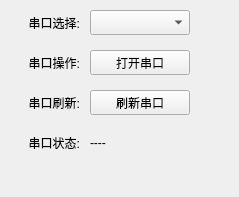
This is IDC_TestSystem/serialport/serialportwid.ui in ChinaClever/IDC_TestSystem as Qt 5 draws it before an edit. The edited form follows.
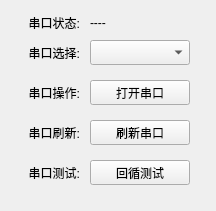
This is the edited form.

Commit message: 串口优化

```diff
--- a/IDC_TestSystem/serialport/serialportwid.ui
+++ b/IDC_TestSystem/serialport/serialportwid.ui
@@ -6,8 +6,8 @@
    <rect>
     <x>0</x>
     <y>0</y>
-    <width>239</width>
-    <height>197</height>
+    <width>216</width>
+    <height>211</height>
    </rect>
   </property>
   <property name="windowTitle">
@@ -17,7 +17,7 @@
    <property name="geometry">
     <rect>
      <x>90</x>
-     <y>130</y>
+     <y>10</y>
      <width>100</width>
      <height>25</height>
     </rect>
@@ -30,7 +30,7 @@
    <property name="geometry">
     <rect>
      <x>90</x>
-     <y>90</y>
+     <y>120</y>
      <width>100</width>
      <height>25</height>
     </rect>
@@ -43,7 +43,7 @@
    <property name="geometry">
     <rect>
      <x>0</x>
-     <y>90</y>
+     <y>120</y>
      <width>80</width>
      <height>25</height>
     </rect>
@@ -59,7 +59,7 @@
    <property name="geometry">
     <rect>
      <x>0</x>
-     <y>50</y>
+     <y>80</y>
      <width>80</width>
      <height>25</height>
     </rect>
@@ -75,7 +75,7 @@
    <property name="geometry">
     <rect>
      <x>0</x>
-     <y>130</y>
+     <y>10</y>
      <width>80</width>
      <height>25</height>
     </rect>
@@ -91,7 +91,7 @@
    <property name="geometry">
     <rect>
      <x>0</x>
-     <y>10</y>
+     <y>40</y>
      <width>80</width>
      <height>25</height>
     </rect>
@@ -107,7 +107,7 @@
    <property name="geometry">
     <rect>
      <x>90</x>
-     <y>50</y>
+     <y>80</y>
      <width>100</width>
      <height>25</height>
     </rect>
@@ -120,12 +120,41 @@
    <property name="geometry">
     <rect>
      <x>90</x>
-     <y>10</y>
+     <y>40</y>
      <width>100</width>
      <height>25</height>
     </rect>
    </property>
   </widget>
+  <widget class="QLabel" name="label_5">
+   <property name="geometry">
+    <rect>
+     <x>0</x>
+     <y>160</y>
+     <width>80</width>
+     <height>25</height>
+    </rect>
+   </property>
+   <property name="text">
+    <string>串口测试:</string>
+   </property>
+   <property name="alignment">
+    <set>Qt::AlignRight|Qt::AlignTrailing|Qt::AlignVCenter</set>
+   </property>
+  </widget>
+  <widget class="QPushButton" name="loopBtn">
+   <property name="geometry">
+    <rect>
+     <x>90</x>
+     <y>160</y>
+     <width>100</width>
+     <height>25</height>
+    </rect>
+   </property>
+   <property name="text">
+    <string>回循测试</string>
+   </property>
+  </widget>
  </widget>
  <resources/>
  <connections/>
```
The commit also changes 4 other files.
